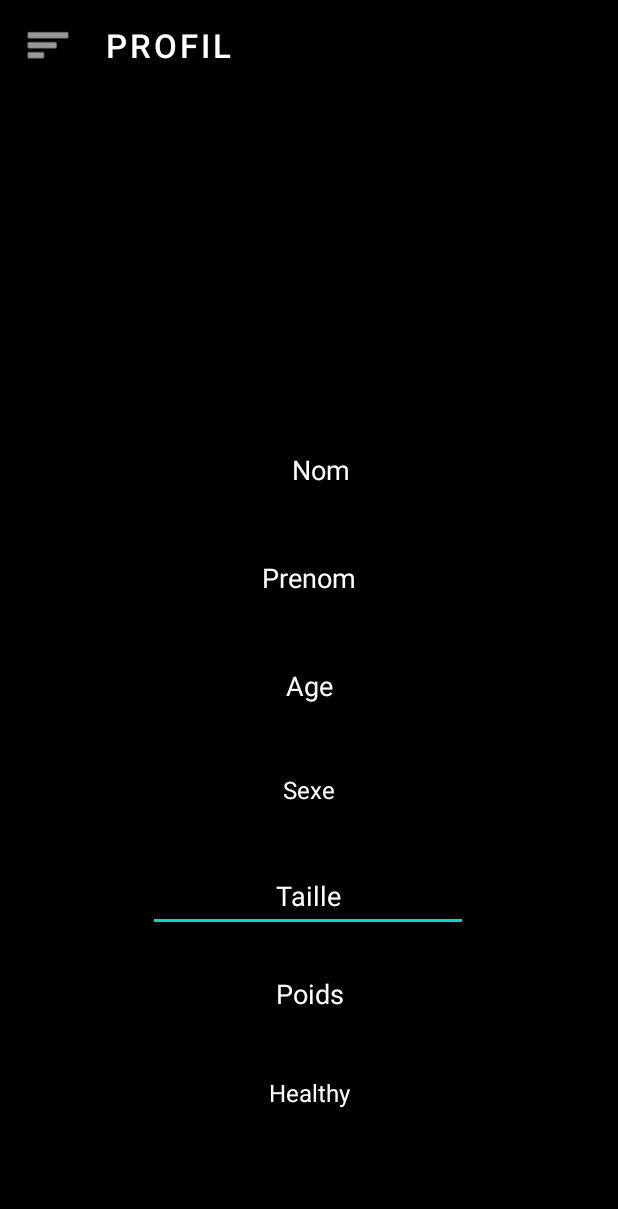
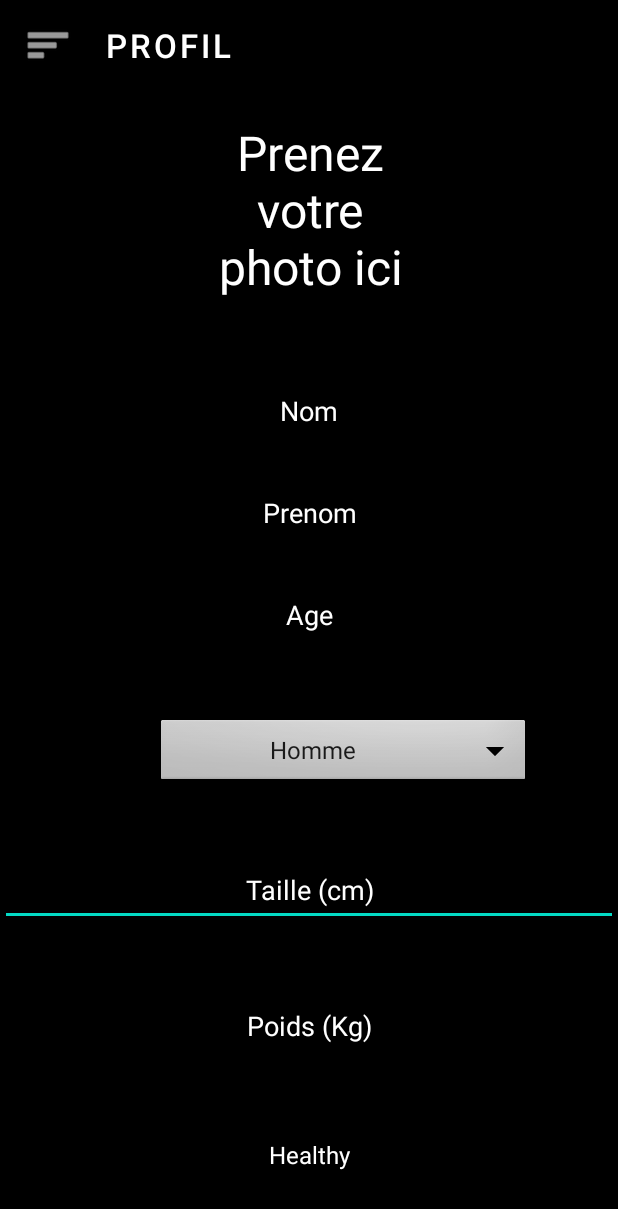
Before and after one commit to NicoDps/App_Healthy, an Android app: the SecondFragment screen opened directly, with no data from a screen before it, on a phone screen of 412 x 824 dp. Shown: the top 1209 px of the screen. Run offline under Robolectric (Android 15) with nearby library versions, the phone set to English and light mode, and no system bars.

Commit message:
Rajout d'un spinner pour le choix du sexe et lorsque l'on appuie sur le bouton retour du telephone la sauvegarde se fait

```diff
--- a/app/src/main/java/com/example/app_healthy/MainActivity.java
+++ b/app/src/main/java/com/example/app_healthy/MainActivity.java
@@ -51,11 +51,11 @@ public class MainActivity extends AppCompatActivity {
 
         String nom = sharedPreferences.getString("nom", "Nom");
         String prenom = sharedPreferences.getString("prenom", "Prenom");
-        String sexe = sharedPreferences.getString("sexe", "Sexe");
-        if(sexe.equals("homme")) {
+        String sexe = sharedPreferences.getString("SexeChoisi", "Sexe");
+        if(sexe.equals("Homme")) {
             Edit1.setText(new StringBuilder().append("Bonjour Mr ").append(prenom).append(" ").append(nom).toString());
         }
-        else if(sexe.equals("femme")){
+        else if(sexe.equals("Femme")){
             Edit1.setText(new StringBuilder().append("Bonjour Mme ").append(prenom).append(" ").append(nom).toString());
         }
         else {
--- a/app/src/main/java/com/example/app_healthy/SecondFragment.java
+++ b/app/src/main/java/com/example/app_healthy/SecondFragment.java
@@ -15,11 +15,13 @@ import android.provider.ContactsContract;
 import android.provider.MediaStore;
 import android.util.Base64;
 import android.view.View;
+import android.widget.ArrayAdapter;
 import android.widget.Button;
 import android.widget.EditText;
 import android.content.SharedPreferences;
 import android.widget.ImageButton;
 import android.widget.ImageView;
+import android.widget.Spinner;
 import android.widget.TextView;
 import android.widget.Toast;
 
@@ -40,19 +42,22 @@ import java.util.Set;
 public class SecondFragment extends AppCompatActivity {
     private static final int REQUETE = 1;
     private FragmentSecondBinding binding;
-
+    String[] sexe = {"Homme","Femme"};
 
     @Override
     public void onCreate(Bundle savedInstanceState) {
         super.onCreate(savedInstanceState);
         binding = FragmentSecondBinding.inflate(getLayoutInflater());
         setContentView(binding.getRoot());
+        Spinner Sexe = (Spinner) findViewById(R.id.Sexe);
+        ArrayAdapter HF = new ArrayAdapter(this,android.R.layout.simple_spinner_item,sexe);
+        Sexe.setAdapter(HF);
         loadProfil();
         Button next = findViewById(R.id.button2);
         next.setOnClickListener(new View.OnClickListener() {
             public void onClick(View view) {
                 Intent myIntent = new Intent(getApplication(), FirstFragment.class);
-                doSave(view);
+                doSave();
                 startActivity(myIntent);
             }
         });
@@ -67,18 +72,20 @@ public class SecondFragment extends AppCompatActivity {
     private void prendrephoto() {
         Intent photo = new Intent(MediaStore.ACTION_IMAGE_CAPTURE);
         startActivityForResult(photo, REQUETE);
+        TextView Edit7 = ((TextView) findViewById(R.id.textView8));
+        Edit7.setText("");
     }
     @Override
     protected void onActivityResult(int requestCode, int resultCode, Intent data) {
         super.onActivityResult(requestCode, resultCode, data);
         if (requestCode == REQUETE && resultCode == RESULT_OK) {
             Bundle b = data.getExtras();
-            ImageView photo = findViewById(R.id.imageView2);
+            ImageView Photo = findViewById(R.id.imageView2);
             Bitmap imageBitmap = (Bitmap) b.get("data");
             SharedPreferences sharedPreferences= getSharedPreferences("profil", Context.MODE_PRIVATE);
             SharedPreferences.Editor editor = sharedPreferences.edit();
             editor.putString("photo", encodeTobase64(imageBitmap));
-            photo.setImageBitmap(imageBitmap);
+            Photo.setImageBitmap(imageBitmap);
             editor.apply();
         }
     }
@@ -88,21 +95,23 @@ public class SecondFragment extends AppCompatActivity {
         if(sharedPreferences!= null) {
 
             String age = sharedPreferences.getString("age", "Age");
-            String sexe = sharedPreferences.getString("sexe", "Sexe");
-            String taille = sharedPreferences.getString("taille", "Taille");
-            String poids = sharedPreferences.getString("poids", "Poids");
+            String taille = sharedPreferences.getString("taille", "Taille (cm)");
+            String poids = sharedPreferences.getString("poids", "Poids (Kg)");
             String nom = sharedPreferences.getString("nom", "Nom");
             String prenom = sharedPreferences.getString("prenom", "Prenom");
+            String prendPhoto = sharedPreferences.getString("prendre photo", "Prenez votre photo ici");
 
             EditText Edit1 = ((EditText) findViewById(R.id.editTextTextPersonName3));
-            EditText Edit2 = ((EditText) findViewById(R.id.editTextTextPersonName4));
             EditText Edit3 = ((EditText) findViewById(R.id.editTextTextPersonName5));
             EditText Edit4 = ((EditText) findViewById(R.id.editTextTextPersonName6));
             EditText Edit5 = ((EditText) findViewById(R.id.editTextTextPersonName));
             EditText Edit6 = ((EditText) findViewById(R.id.editTextTextPersonName2));
+            TextView Edit7 = ((TextView) findViewById(R.id.textView8));
             ImageView Photo = findViewById(R.id.imageView2);
+            Spinner Sexe = (Spinner) findViewById(R.id.Sexe);
+            int sexe = sharedPreferences.getInt("Sexe",-1);
 
-            String photo = sharedPreferences.getString("photo", "");
+            String photo = sharedPreferences.getString("photo", "@tools:sample/avatars[0]");
             assert photo != null;
             if(!photo.equals("photo"))
             {
@@ -111,29 +120,34 @@ public class SecondFragment extends AppCompatActivity {
                 Bitmap bitmap = BitmapFactory.decodeStream(is);
                 Photo.setImageBitmap(bitmap);
             }
+            Sexe.setSelection(sexe);
             Edit1.setText(age);
-            Edit2.setText(sexe);
             Edit3.setText(taille);
             Edit4.setText(poids);
             Edit5.setText(nom);
             Edit6.setText(prenom);
+            Edit7.setText(prendPhoto);
         }
     }
 
-    public void doSave(View view)  {
+    public void doSave()  {
         SharedPreferences sharedPreferences= getSharedPreferences("profil", Context.MODE_PRIVATE);
 
         SharedPreferences.Editor editor = sharedPreferences.edit();
 
         EditText Edit1 = ((EditText) findViewById(R.id.editTextTextPersonName3));
-        EditText Edit2 = ((EditText) findViewById(R.id.editTextTextPersonName4));
         EditText Edit3 = ((EditText) findViewById(R.id.editTextTextPersonName5));
         EditText Edit4 = ((EditText) findViewById(R.id.editTextTextPersonName6));
         EditText Edit5 = ((EditText) findViewById(R.id.editTextTextPersonName));
         EditText Edit6 = ((EditText) findViewById(R.id.editTextTextPersonName2));
+        Spinner Sexe = (Spinner) findViewById(R.id.Sexe);
+        TextView Edit7 = ((TextView) findViewById(R.id.textView8));
+        int Position = Sexe.getSelectedItemPosition();
 
+        editor.putInt("Sexe", Position);
+        editor.putString("SexeChoisi", (String) Sexe.getItemAtPosition(Position));
+        editor.putString("prendre photo", Edit7.getText().toString());
         editor.putString("age", Edit1.getText().toString());
-        editor.putString("sexe", Edit2.getText().toString());
         editor.putString("taille", Edit3.getText().toString());
         editor.putString("poids", Edit4.getText().toString());
         editor.putString("nom", Edit5.getText().toString());
@@ -151,4 +165,8 @@ public class SecondFragment extends AppCompatActivity {
 
         return imageEncoded;
     }
+    public void onBackPressed() {
+        doSave();
+        super.onBackPressed();
+    }
 }
--- a/app/src/main/res/layout/fragment_fifth.xml
+++ b/app/src/main/res/layout/fragment_fifth.xml
@@ -47,6 +47,7 @@
         android:background="#00FFFFFF"
         android:backgroundTint="#00404040"
         app:layout_constraintEnd_toEndOf="parent"
+        app:layout_constraintHorizontal_bias="0.0"
         app:layout_constraintStart_toStartOf="parent"
         app:layout_constraintTop_toTopOf="@+id/textView48"
         tools:ignore="SpeakableTextPresentCheck" />
@@ -81,14 +82,14 @@
         android:id="@+id/textView48"
         android:layout_width="wrap_content"
         android:layout_height="wrap_content"
-        android:layout_marginTop="40dp"
+        android:layout_marginTop="80dp"
         android:text="Salade de riz complet"
         android:textAlignment="center"
         android:textColor="#FFFFFF"
         android:textSize="20sp"
         app:layout_constraintEnd_toEndOf="parent"
         app:layout_constraintStart_toStartOf="parent"
-        app:layout_constraintTop_toBottomOf="@+id/button12" />
+        app:layout_constraintTop_toTopOf="parent" />
 
     <TextView
         android:id="@+id/textView49"
--- a/app/src/main/res/layout/fragment_second.xml
+++ b/app/src/main/res/layout/fragment_second.xml
@@ -6,140 +6,6 @@
     android:layout_height="match_parent"
     android:background="#000000"
     tools:context=".SecondFragment">
-
-    <EditText
-        android:id="@+id/editTextTextPersonName5"
-        android:layout_width="wrap_content"
-        android:layout_height="wrap_content"
-        android:layout_marginStart="100dp"
-        android:layout_marginTop="7dp"
-        android:layout_marginEnd="101dp"
-        android:layout_marginBottom="7dp"
-        android:ems="10"
-        android:inputType="number"
-        android:minHeight="48dp"
-        android:text="Taille (cm)"
-        android:textAlignment="center"
-        android:textColor="#FFFFFF"
-        app:layout_constraintBottom_toTopOf="@+id/editTextTextPersonName6"
-        app:layout_constraintEnd_toEndOf="parent"
-        app:layout_constraintStart_toStartOf="parent"
-        app:layout_constraintTop_toBottomOf="@+id/editTextTextPersonName4" />
-
-    <EditText
-        android:id="@+id/editTextTextPersonName"
-        android:layout_width="wrap_content"
-        android:layout_height="wrap_content"
-        android:layout_marginStart="120dp"
-        android:layout_marginTop="280dp"
-        android:layout_marginEnd="91dp"
-        android:layout_marginBottom="-10dp"
-        android:ems="10"
-        android:freezesText="true"
-        android:inputType="text"
-        android:minHeight="48dp"
-        android:text="Nom"
-        android:textAlignment="center"
-        android:textColor="#FFFFFF"
-        app:layout_constraintBottom_toTopOf="@+id/editTextTextPersonName2"
-        app:layout_constraintEnd_toEndOf="parent"
-        app:layout_constraintHorizontal_bias="1.0"
-        app:layout_constraintStart_toStartOf="parent"
-        app:layout_constraintTop_toTopOf="parent" />
-
-    <EditText
-        android:id="@+id/editTextTextPersonName2"
-        android:layout_width="wrap_content"
-        android:layout_height="wrap_content"
-        android:layout_marginStart="100dp"
-        android:layout_marginTop="25dp"
-        android:layout_marginEnd="101dp"
-        android:layout_marginBottom="7dp"
-        android:ems="10"
-        android:inputType="text"
-        android:minHeight="48dp"
-        android:text="Prenom"
-        android:textAlignment="center"
-        android:textColor="#FFFFFF"
-        app:layout_constraintBottom_toTopOf="@+id/editTextTextPersonName3"
-        app:layout_constraintEnd_toEndOf="parent"
-        app:layout_constraintStart_toStartOf="parent"
-        app:layout_constraintTop_toBottomOf="@+id/editTextTextPersonName" />
-
-    <EditText
-        android:id="@+id/editTextTextPersonName3"
-        android:layout_width="wrap_content"
-        android:layout_height="wrap_content"
-        android:layout_marginStart="101dp"
-        android:layout_marginTop="7dp"
-        android:layout_marginEnd="101dp"
-        android:layout_marginBottom="7dp"
-        android:ems="10"
-        android:inputType="number"
-        android:minHeight="48dp"
-        android:text="Age"
-        android:textAlignment="center"
-        android:textColor="#FFFFFF"
-        app:layout_constraintBottom_toTopOf="@+id/editTextTextPersonName4"
-        app:layout_constraintEnd_toEndOf="parent"
-        app:layout_constraintStart_toStartOf="parent"
-        app:layout_constraintTop_toBottomOf="@+id/editTextTextPersonName2"
-        tools:ignore="SpeakableTextPresentCheck" />
-
-    <EditText
-        android:id="@+id/editTextTextPersonName4"
-        android:layout_width="211dp"
-        android:layout_height="48dp"
-        android:layout_marginStart="100dp"
-        android:layout_marginTop="5dp"
-        android:layout_marginEnd="101dp"
-        android:layout_marginBottom="6dp"
-        android:ems="10"
-        android:inputType="text"
-        android:minHeight="48dp"
-        android:text="Sexe (homme ou femme)"
-        android:textAlignment="center"
-        android:textColor="#FFFFFF"
-        android:textSize="16sp"
-        app:layout_constraintBottom_toTopOf="@+id/editTextTextPersonName5"
-        app:layout_constraintEnd_toEndOf="parent"
-        app:layout_constraintStart_toStartOf="parent"
-        app:layout_constraintTop_toBottomOf="@+id/editTextTextPersonName3" />
-
-    <TextView
-        android:id="@+id/textView4"
-        android:layout_width="match_parent"
-        android:layout_height="wrap_content"
-        android:layout_marginTop="14dp"
-        android:layout_marginBottom="76dp"
-        android:text="Healthy"
-        android:textAlignment="center"
-        android:textColor="#FFFFFF"
-        android:textSize="16sp"
-        app:layout_constraintBottom_toBottomOf="parent"
-        app:layout_constraintEnd_toEndOf="parent"
-        app:layout_constraintHorizontal_bias="0.0"
-        app:layout_constraintStart_toStartOf="parent"
-        app:layout_constraintTop_toBottomOf="@+id/editTextTextPersonName6" />
-
-    <EditText
-        android:id="@+id/editTextTextPersonName6"
-        android:layout_width="wrap_content"
-        android:layout_height="wrap_content"
-        android:layout_marginStart="101dp"
-        android:layout_marginTop="1dp"
-        android:layout_marginEnd="101dp"
-        android:layout_marginBottom="7dp"
-        android:ems="10"
-        android:inputType="number"
-        android:minHeight="48dp"
-        android:text="Poids (Kg)"
-        android:textAlignment="center"
-        android:textColor="#FFFFFF"
-        app:layout_constraintBottom_toTopOf="@+id/textView4"
-        app:layout_constraintEnd_toEndOf="parent"
-        app:layout_constraintStart_toStartOf="parent"
-        app:layout_constraintTop_toBottomOf="@+id/editTextTextPersonName5" />
 
     <Button
         android:id="@+id/button2"
@@ -159,19 +25,6 @@
         app:layout_constraintStart_toStartOf="parent"
         app:layout_constraintTop_toTopOf="parent" />
 
-    <TextView
-        android:id="@+id/textView8"
-        android:layout_width="wrap_content"
-        android:layout_height="5dp"
-        android:layout_marginBottom="60dp"
-        android:text="Kg"
-        app:layout_constraintBottom_toTopOf="@+id/textView4"
-        app:layout_constraintEnd_toEndOf="parent"
-        app:layout_constraintHorizontal_bias="0.0"
-        app:layout_constraintStart_toEndOf="@+id/textView4"
-        app:layout_constraintTop_toBottomOf="@+id/editTextTextPersonName6"
-        app:layout_constraintVertical_bias="0.636" />
-
     <ImageView
         android:id="@+id/imageView2"
         android:layout_width="140dp"
@@ -182,6 +35,8 @@
         android:rotation="0"
         android:rotationX="0"
         android:rotationY="0"
+        android:translationY="-20dp"
+        android:visibility="visible"
         app:layout_constraintEnd_toEndOf="parent"
         app:layout_constraintStart_toStartOf="parent"
         app:layout_constraintTop_toBottomOf="@+id/button2"
@@ -189,17 +44,150 @@
 
     <Button
         android:id="@+id/button19"
-        android:layout_width="140dp"
+        android:layout_width="142dp"
         android:layout_height="140dp"
         android:background="#00FFFFFF"
         android:backgroundTint="#00FFFFFF"
-        android:text="Prenez votre photo"
-        android:textColor="#00FFFFFF"
+        android:textColor="#FFFFFF"
+        android:translationY="-20dp"
         android:visibility="visible"
         app:iconTint="#00FFFFFF"
+        app:layout_constraintStart_toStartOf="@+id/imageView2"
+        app:layout_constraintTop_toTopOf="@+id/imageView2"
+        app:rippleColor="#FFFFFF"
+        tools:ignore="SpeakableTextPresentCheck" />
+
+    <EditText
+        android:id="@+id/editTextTextPersonName5"
+        android:layout_width="0dp"
+        android:layout_height="wrap_content"
+        android:layout_marginBottom="7dp"
+        android:ems="10"
+        android:inputType="number"
+        android:minHeight="48dp"
+        android:text="Taille (cm)"
+        android:textAlignment="center"
+        android:textColor="#FFFFFF"
+        app:layout_constraintBottom_toTopOf="@+id/editTextTextPersonName6"
+        app:layout_constraintEnd_toEndOf="parent"
+        app:layout_constraintStart_toStartOf="parent"
+        app:layout_constraintTop_toBottomOf="@+id/Sexe" />
+
+    <EditText
+        android:id="@+id/editTextTextPersonName2"
+        android:layout_width="0dp"
+        android:layout_height="wrap_content"
+        android:layout_marginTop="20dp"
+        android:layout_marginBottom="7dp"
+        android:ems="10"
+        android:inputType="text"
+        android:minHeight="48dp"
+        android:text="Prenom"
+        android:textAlignment="center"
+        android:textColor="#FFFFFF"
+        app:layout_constraintBottom_toTopOf="@+id/editTextTextPersonName3"
+        app:layout_constraintEnd_toEndOf="parent"
+        app:layout_constraintStart_toStartOf="parent"
+        app:layout_constraintTop_toBottomOf="@+id/editTextTextPersonName" />
+
+    <EditText
+        android:id="@+id/editTextTextPersonName6"
+        android:layout_width="0dp"
+        android:layout_height="wrap_content"
+        android:layout_marginTop="1dp"
+        android:layout_marginBottom="7dp"
+        android:ems="10"
+        android:inputType="number"
+        android:minHeight="48dp"
+        android:text="Poids (Kg)"
+        android:textAlignment="center"
+        android:textColor="#FFFFFF"
+        app:layout_constraintBottom_toTopOf="@+id/textView4"
+        app:layout_constraintEnd_toEndOf="parent"
+        app:layout_constraintStart_toStartOf="parent"
+        app:layout_constraintTop_toBottomOf="@+id/editTextTextPersonName5" />
+
+    <EditText
+        android:id="@+id/editTextTextPersonName"
+        android:layout_width="0dp"
+        android:layout_height="wrap_content"
+        android:layout_marginTop="250dp"
+        android:ems="10"
+        android:freezesText="true"
+        android:inputType="text"
+        android:minHeight="48dp"
+        android:text="Nom"
+        android:textAlignment="center"
+        android:textColor="#FFFFFF"
+        app:layout_constraintBottom_toTopOf="@+id/editTextTextPersonName2"
+        app:layout_constraintEnd_toEndOf="parent"
+        app:layout_constraintStart_toStartOf="parent"
+        app:layout_constraintTop_toTopOf="parent" />
+
+    <EditText
+        android:id="@+id/editTextTextPersonName3"
+        android:layout_width="0dp"
+        android:layout_height="wrap_content"
+        android:layout_marginTop="20dp"
+        android:ems="10"
+        android:inputType="number"
+        android:minHeight="48dp"
+        android:text="Age"
+        android:textAlignment="center"
+        android:textColor="#FFFFFF"
+        app:layout_constraintEnd_toEndOf="parent"
+        app:layout_constraintStart_toStartOf="parent"
+        app:layout_constraintTop_toBottomOf="@+id/editTextTextPersonName2"
+        tools:ignore="SpeakableTextPresentCheck" />
+
+    <TextView
+        android:id="@+id/textView4"
+        android:layout_width="match_parent"
+        android:layout_height="wrap_content"
+        android:layout_marginTop="10dp"
+        android:layout_marginBottom="10dp"
+        android:text="Healthy"
+        android:textAlignment="center"
+        android:textColor="#FFFFFF"
+        android:textSize="16sp"
+        app:layout_constraintBottom_toBottomOf="parent"
+        app:layout_constraintEnd_toEndOf="parent"
+        app:layout_constraintHorizontal_bias="0.0"
+        app:layout_constraintStart_toStartOf="parent"
+        app:layout_constraintTop_toBottomOf="@+id/editTextTextPersonName6" />
+
+    <TextView
+        android:id="@+id/textView8"
+        android:layout_width="0dp"
+        android:layout_height="0dp"
+        android:text="Prenez votre photo ici"
+        android:textAlignment="center"
+        android:textColor="#FFFFFF"
+        android:textSize="32sp"
+        android:translationY="-20dp"
         app:layout_constraintBottom_toBottomOf="@+id/imageView2"
         app:layout_constraintEnd_toEndOf="@+id/imageView2"
         app:layout_constraintStart_toStartOf="@+id/imageView2"
         app:layout_constraintTop_toTopOf="@+id/imageView2" />
 
+    <Spinner
+        android:id="@+id/Sexe"
+        android:layout_width="250dp"
+        android:layout_height="wrap_content"
+        android:layout_marginStart="45dp"
+        android:layout_marginTop="10dp"
+        android:layout_marginBottom="10dp"
+        android:background="@android:drawable/btn_dropdown"
+        android:backgroundTint="#F6F6F6"
+        android:backgroundTintMode="multiply"
+        android:dropDownWidth="wrap_content"
+        android:dropDownSelector="@android:drawable/btn_dropdown"
+        android:minHeight="48dp"
+        android:spinnerMode="dropdown"
+        android:textAlignment="center"
+        app:barrierMargin="@dimen/fab_margin"
+        app:layout_constraintBottom_toTopOf="@+id/editTextTextPersonName5"
+        app:layout_constraintEnd_toEndOf="parent"
+        app:layout_constraintStart_toStartOf="parent"
+        app:layout_constraintTop_toBottomOf="@+id/editTextTextPersonName3" />
 </androidx.constraintlayout.widget.ConstraintLayout>
```
Also changed, not shown: app/src/main/java/com/example/app_healthy/ThirdFragment.java (+4 -5 lines), app/src/main/res/layout/activity_main.xml (+20 -16 lines), app/src/main/res/layout/fragment_fourth.xml (+88 -83 lines), app/src/main/res/layout/fragment_third.xml (+63 -60 lines), app/src/main/res/drawable/image.webp (added).
